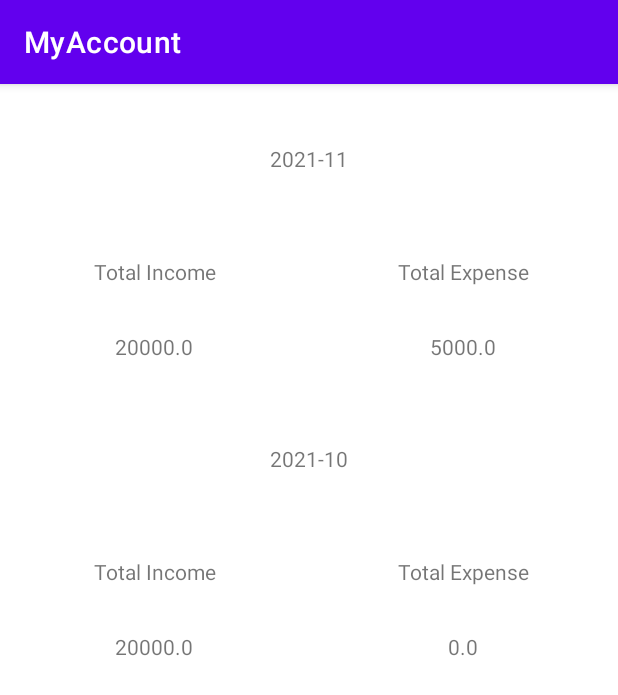
After one commit to ChopperCP/MyAccount, an Android app: the fragment AnalyzeFragment shown on its own in the app's theme, on a phone screen of 412 x 824 dp. The commit adds this screen. Shown: the top 695 px of the screen. Run offline under Robolectric (Android 15) with nearby library versions, the phone set to English and light mode, and no system bars.

Commit message:
1. Added monthly analyze page. 2. Changed date field's type from Date to Calender in Transaction

```diff
--- a/app/src/main/java/com/example/myaccount/MainActivity.java
+++ b/app/src/main/java/com/example/myaccount/MainActivity.java
@@ -1,10 +1,8 @@
 package com.example.myaccount;
 
 import android.os.Bundle;
-import android.view.View;
 import android.view.Menu;
 
-import com.google.android.material.snackbar.Snackbar;
 import com.google.android.material.navigation.NavigationView;
 
 import androidx.navigation.NavController;
@@ -35,7 +33,7 @@ public class MainActivity extends AppCompatActivity {
         // Passing each menu ID as a set of Ids because each
         // menu should be considered as top level destinations.
         mAppBarConfiguration = new AppBarConfiguration.Builder(
-                R.id.nav_home, R.id.nav_gallery, R.id.nav_slideshow)
+                R.id.nav_home, R.id.nav_analyze, R.id.nav_slideshow)
                 .setOpenableLayout(drawer)
                 .build();
         NavController navController = Navigation.findNavController(this, R.id.nav_host_fragment_content_main);
--- /dev/null
+++ b/app/src/main/java/com/example/myaccount/models/MonthlyAnalyze.java
@@ -0,0 +1,42 @@
+package com.example.myaccount.models;
+
+import java.time.YearMonth;
+import java.util.Date;
+import java.util.List;
+
+public class MonthlyAnalyze {
+    private YearMonth yearMonth;
+    private double totalIncome;
+    private double totalExpense;
+
+    public YearMonth getYearMonth() {
+        return yearMonth;
+    }
+
+    public double getTotalIncome() {
+        return totalIncome;
+    }
+
+    public double getTotalExpense() {
+        return totalExpense;
+    }
+
+
+    public MonthlyAnalyze(YearMonth yearMonth, List<Transaction> transactions) {
+        this.yearMonth = yearMonth;
+        this.totalIncome = 0.0;
+        this.totalExpense = 0.0;
+
+        for (Transaction transaction : transactions) {
+            switch (transaction.getType()) {
+                case Transaction.Type.TYPE_INCOME:
+                    totalIncome += transaction.getAmount();
+                    break;
+                case Transaction.Type.TYPE_EXPENSE:
+                    totalExpense += transaction.getAmount();
+                    break;
+            }
+        }
+
+    }
+}
--- /dev/null
+++ b/app/src/main/java/com/example/myaccount/ui/analyze/AnalyzeFragment.java
@@ -0,0 +1,166 @@
+package com.example.myaccount.ui.analyze;
+
+import android.os.Bundle;
+import android.view.LayoutInflater;
+import android.view.View;
+import android.view.ViewGroup;
+import android.widget.ImageView;
+import android.widget.TextView;
+
+import androidx.annotation.NonNull;
+import androidx.fragment.app.Fragment;
+import androidx.lifecycle.ViewModelProvider;
+import androidx.recyclerview.widget.LinearLayoutManager;
+import androidx.recyclerview.widget.RecyclerView;
+
+import com.example.myaccount.R;
+import com.example.myaccount.databinding.FragmentAnalyzeBinding;
+import com.example.myaccount.dataop.DataLoader;
+import com.example.myaccount.models.MonthlyAnalyze;
+import com.example.myaccount.models.Transaction;
+
+import org.w3c.dom.Text;
+
+import java.time.LocalDate;
+import java.time.Month;
+import java.time.Year;
+import java.time.YearMonth;
+import java.time.ZoneId;
+import java.util.ArrayList;
+import java.util.Calendar;
+import java.util.Date;
+import java.util.List;
+import java.util.Map;
+import java.util.Set;
+import java.util.SortedMap;
+import java.util.Stack;
+import java.util.TreeMap;
+
+public class AnalyzeFragment extends Fragment {
+
+    private AnalyzeViewModel analyzeViewModel;
+    private FragmentAnalyzeBinding binding;
+    private DataLoader dataLoader;
+    private View rootView;
+    private List<Transaction> transactions;
+    private AnalyzeRecyclerViewAdapter adapter;
+
+
+    public View onCreateView(@NonNull LayoutInflater inflater,
+                             ViewGroup container, Bundle savedInstanceState) {
+        analyzeViewModel =
+                new ViewModelProvider(this).get(AnalyzeViewModel.class);
+
+        binding = FragmentAnalyzeBinding.inflate(inflater, container, false);
+        View root = binding.getRoot();
+        this.rootView = root;
+
+        initdata();
+
+        // group the transactions into different year-months (Yes, we don't want the same month of different years got grouped together)
+        SortedMap<YearMonth,List<Transaction>> yearMonthToMonthlyTransactions= new TreeMap<>();
+        for (Transaction transaction : transactions) {
+            Calendar date = transaction.getDate();
+            LocalDate localDate = date.toInstant().atZone(ZoneId.systemDefault()).toLocalDate();
+            int year = localDate.getYear();
+            int month = localDate.getMonthValue();
+            YearMonth yearMonth=YearMonth.of(year,month);
+
+            List<Transaction> monthlyTransactions = new ArrayList<>();
+            if (yearMonthToMonthlyTransactions.containsKey(yearMonth)){
+                monthlyTransactions = yearMonthToMonthlyTransactions.get(yearMonth);
+            }
+            monthlyTransactions.add(transaction);
+            yearMonthToMonthlyTransactions.put(yearMonth,monthlyTransactions);
+        }
+        // get monthly analyzes in descending order
+        List<MonthlyAnalyze> monthlyAnalyzes=new ArrayList<>();
+        for (Map.Entry<YearMonth,List<Transaction>> sortedEntries: yearMonthToMonthlyTransactions.entrySet()){
+            MonthlyAnalyze monthlyAnalyze=new MonthlyAnalyze(sortedEntries.getKey(),sortedEntries.getValue());
+            monthlyAnalyzes.add(0,monthlyAnalyze);
+        }
+
+
+        // set up recycler view's adapter
+        RecyclerView recyclerView = root.findViewById(R.id.recycler_view);
+        LinearLayoutManager layoutManager = new LinearLayoutManager(getContext());
+        recyclerView.setLayoutManager(layoutManager);
+        this.adapter = new AnalyzeRecyclerViewAdapter(monthlyAnalyzes);
+        recyclerView.setAdapter(adapter);
+
+
+        return root;
+    }
+
+    @Override
+    public void onDestroyView() {
+        super.onDestroyView();
+        binding = null;
+    }
+
+    public void initdata() {
+        this.dataLoader = new DataLoader(rootView.getContext());
+        this.transactions = dataLoader.loadData();
+    }
+}
+
+class AnalyzeRecyclerViewAdapter extends RecyclerView.Adapter {
+    private final List<MonthlyAnalyze> monthlyAnalyzes;
+    private AnalyzeHolder transactionViewHolder;
+
+    public AnalyzeRecyclerViewAdapter(List<MonthlyAnalyze> monthlyAnalyzes) {
+        this.monthlyAnalyzes = monthlyAnalyzes;
+
+
+    }
+
+    @NonNull
+    @Override
+    public RecyclerView.ViewHolder onCreateViewHolder(@NonNull ViewGroup parent, int viewType) {
+        View view = LayoutInflater.from(parent.getContext()).inflate(R.layout.analyze_holder, parent, false);
+
+        return new AnalyzeHolder(view);
+    }
+
+    @Override
+    public void onBindViewHolder(@NonNull RecyclerView.ViewHolder holder, int position) {
+        this.transactionViewHolder = (AnalyzeHolder) holder;
+
+        transactionViewHolder.getDateView().setText(monthlyAnalyzes.get(position).getYearMonth().toString());
+        transactionViewHolder.getTotalIncomeView().setText(String.valueOf(monthlyAnalyzes.get(position).getTotalIncome()));
+        transactionViewHolder.getTotalExpenseView().setText(String.valueOf(monthlyAnalyzes.get(position).getTotalExpense()));
+    }
+
+    @Override
+    public int getItemCount() {
+        return monthlyAnalyzes.size();
+    }
+
+    class AnalyzeHolder extends RecyclerView.ViewHolder {
+        private final View itemView;
+        private final TextView dateView;
+        private final TextView totalIncomeView;
+        private final TextView totalExpenseView;
+
+        public TextView getDateView() {
+            return dateView;
+        }
+
+        public TextView getTotalIncomeView() {
+            return totalIncomeView;
+        }
+
+        public TextView getTotalExpenseView() {
+            return totalExpenseView;
+        }
+
+        public AnalyzeHolder(@NonNull View itemView) {
+            super(itemView);
+
+            this.itemView = itemView;
+            this.dateView=itemView.findViewById(R.id.date_view);
+            this.totalIncomeView=itemView.findViewById(R.id.total_income_view);
+            this.totalExpenseView=itemView.findViewById(R.id.total_expense_view);
+        }
+    }
+}
--- a/app/src/main/java/com/example/myaccount/ui/gallery/GalleryViewModel.java
+++ b/app/src/main/java/com/example/myaccount/ui/analyze/AnalyzeViewModel.java
@@ -1,16 +1,16 @@
-package com.example.myaccount.ui.gallery;
+package com.example.myaccount.ui.analyze;
 
 import androidx.lifecycle.LiveData;
 import androidx.lifecycle.MutableLiveData;
 import androidx.lifecycle.ViewModel;
 
-public class GalleryViewModel extends ViewModel {
+public class AnalyzeViewModel extends ViewModel {
 
     private MutableLiveData<String> mText;
 
-    public GalleryViewModel() {
+    public AnalyzeViewModel() {
         mText = new MutableLiveData<>();
-        mText.setValue("This is gallery fragment");
+        mText.setValue("This is analyze fragment");
     }
 
     public LiveData<String> getText() {
--- /dev/null
+++ b/app/src/main/res/layout/analyze_holder.xml
@@ -0,0 +1,117 @@
+<?xml version="1.0" encoding="utf-8"?>
+<androidx.constraintlayout.widget.ConstraintLayout xmlns:android="http://schemas.android.com/apk/res/android"
+    xmlns:app="http://schemas.android.com/apk/res-auto"
+    xmlns:tools="http://schemas.android.com/tools"
+    android:layout_width="match_parent"
+    android:layout_height="200dp">
+
+    <LinearLayout
+        android:layout_width="match_parent"
+        android:layout_height="match_parent"
+        android:orientation="vertical"
+        app:layout_constraintTop_toTopOf="parent"
+        tools:layout_editor_absoluteX="0dp">
+
+        <LinearLayout
+            android:layout_width="match_parent"
+            android:layout_height="match_parent"
+            android:orientation="vertical">
+
+            <LinearLayout
+                android:layout_width="match_parent"
+                android:layout_height="match_parent"
+                android:layout_weight="1"
+                android:orientation="horizontal">
+
+                <LinearLayout
+                    android:layout_width="match_parent"
+                    android:layout_height="match_parent"
+                    android:orientation="vertical">
+
+                    <LinearLayout
+                        android:layout_width="match_parent"
+                        android:layout_height="match_parent"
+                        android:layout_weight="1"
+                        android:orientation="horizontal">
+
+                        <TextView
+                            android:id="@+id/date_view"
+                            android:layout_width="match_parent"
+                            android:layout_height="match_parent"
+                            android:gravity="center"
+                            android:text="Date Value" />
+
+                    </LinearLayout>
+
+                </LinearLayout>
+            </LinearLayout>
+
+            <LinearLayout
+                android:layout_width="match_parent"
+                android:layout_height="match_parent"
+                android:layout_weight="1"
+                android:orientation="horizontal">
+
+                <LinearLayout
+                    android:layout_width="match_parent"
+                    android:layout_height="match_parent"
+                    android:layout_weight="1"
+                    android:orientation="horizontal">
+
+                    <LinearLayout
+                        android:layout_width="match_parent"
+                        android:layout_height="match_parent"
+                        android:orientation="vertical">
+
+                        <TextView
+                            android:layout_width="match_parent"
+                            android:layout_height="match_parent"
+                            android:layout_weight="1"
+                            android:gravity="center"
+                            android:text="Total Income" />
+
+                        <TextView
+                            android:id="@+id/total_income_view"
+                            android:layout_width="match_parent"
+                            android:layout_height="match_parent"
+                            android:layout_weight="1"
+                            android:gravity="center"
+                            android:text="Total Income Value" />
+                    </LinearLayout>
+
+                </LinearLayout>
+
+                <LinearLayout
+                    android:layout_width="match_parent"
+                    android:layout_height="match_parent"
+                    android:layout_weight="1"
+                    android:orientation="horizontal">
+
+                    <LinearLayout
+                        android:layout_width="match_parent"
+                        android:layout_height="match_parent"
+                        android:orientation="vertical">
+
+                        <TextView
+                            android:layout_width="match_parent"
+                            android:layout_height="match_parent"
+                            android:layout_weight="1"
+                            android:gravity="center"
+                            android:text="Total Expense" />
+
+                        <TextView
+                            android:id="@+id/total_expense_view"
+                            android:layout_width="match_parent"
+                            android:layout_height="match_parent"
+                            android:layout_weight="1"
+                            android:gravity="center"
+                            android:text="Total Expense Value" />
+                    </LinearLayout>
+                </LinearLayout>
+            </LinearLayout>
+
+        </LinearLayout>
+
+    </LinearLayout>
+
+</androidx.constraintlayout.widget.ConstraintLayout>
--- /dev/null
+++ b/app/src/main/res/layout/fragment_analyze.xml
@@ -0,0 +1,15 @@
+<?xml version="1.0" encoding="utf-8"?>
+<androidx.constraintlayout.widget.ConstraintLayout xmlns:android="http://schemas.android.com/apk/res/android"
+    xmlns:app="http://schemas.android.com/apk/res-auto"
+    xmlns:tools="http://schemas.android.com/tools"
+    android:layout_width="match_parent"
+    android:layout_height="match_parent">
+
+
+    <androidx.recyclerview.widget.RecyclerView
+        android:id="@+id/recycler_view"
+        android:layout_width="match_parent"
+        android:layout_height="match_parent" />
+
+
+</androidx.constraintlayout.widget.ConstraintLayout>
--- a/app/src/main/res/menu/activity_main_drawer.xml
+++ b/app/src/main/res/menu/activity_main_drawer.xml
@@ -9,9 +9,9 @@
             android:icon="@drawable/ic_menu_camera"
             android:title="@string/menu_home" />
         <item
-            android:id="@+id/nav_gallery"
+            android:id="@+id/nav_analyze"
             android:icon="@drawable/ic_menu_gallery"
-            android:title="@string/menu_gallery" />
+            android:title="@string/menu_analyze" />
         <item
             android:id="@+id/nav_slideshow"
             android:icon="@drawable/ic_menu_slideshow"
--- a/app/src/main/res/values/strings.xml
+++ b/app/src/main/res/values/strings.xml
@@ -8,7 +8,7 @@
     <string name="action_settings">Settings</string>
 
     <string name="menu_home">Home</string>
-    <string name="menu_gallery">Gallery</string>
+    <string name="menu_analyze">Analyze</string>
     <string name="menu_slideshow">Slideshow</string>
     <string name="DATA_FILE_NAME">data</string>
 </resources>
```
Also changed, not shown: app/src/main/java/com/example/myaccount/models/Transaction.java (+27 -4 lines), app/src/main/java/com/example/myaccount/ui/gallery/GalleryFragment.java (deleted, +0 -46 lines), app/src/main/java/com/example/myaccount/ui/home/HomeFragment.java (+10 -12 lines), app/src/main/res/layout/fragment_gallery.xml (deleted, +0 -22 lines), app/src/main/res/navigation/mobile_navigation.xml (+4 -4 lines), app/src/main/res/values/transaction_types.xml (deleted, +0 -7 lines).
